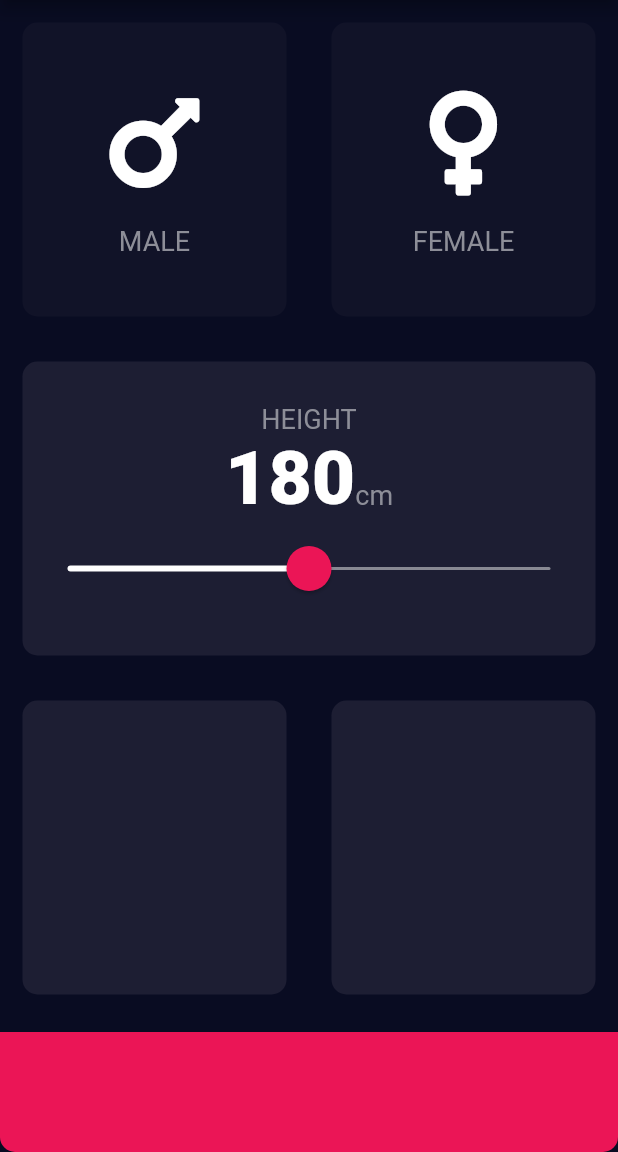
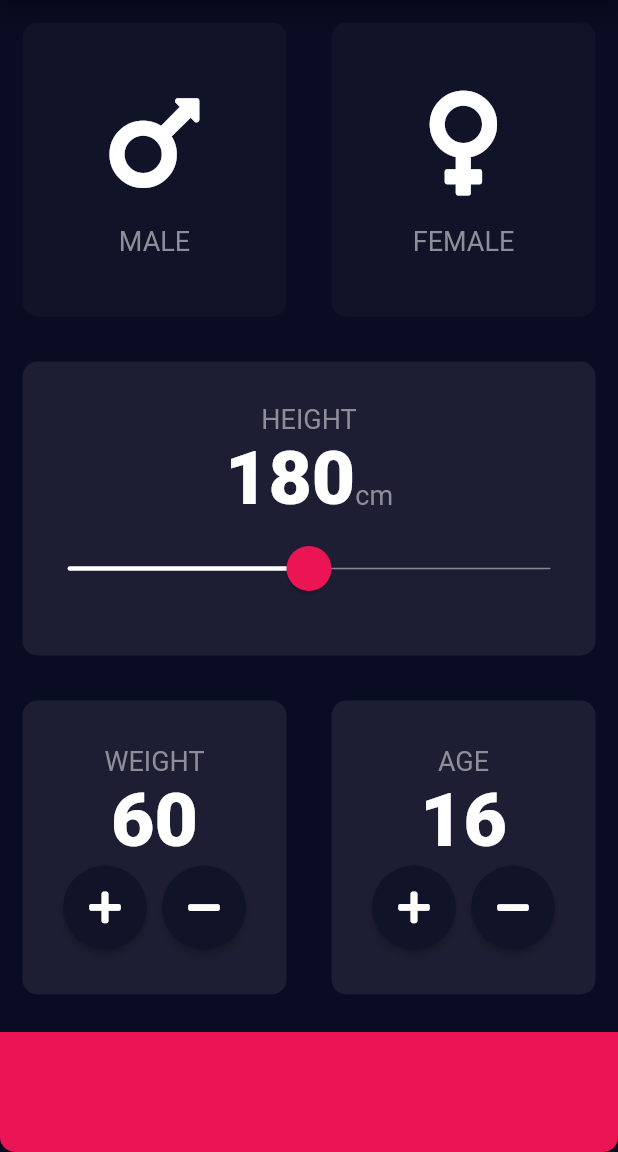
Before and after one commit to mozesnjoroge/Flutter-BMI-Calculator, a Flutter app: the screen it shows after launch, on a phone screen of 412 x 824 dp, the part 84-1236 px from its top. Run offline on Flutter 3.47's test engine with Material 2 defaults, Android fonts, the phone set to English and light mode, and no system bars; our stand-ins replace font_awesome_flutter.

Commit message:
Completed input page

```diff
--- a/lib/input_page.dart
+++ b/lib/input_page.dart
@@ -1,3 +1,4 @@
+import 'package:bmi_calculator/main.dart';
 import 'package:flutter/material.dart';
 import 'package:flutter/widgets.dart';
 import 'package:font_awesome_flutter/font_awesome_flutter.dart';
@@ -18,6 +19,8 @@ class InputPage extends StatefulWidget {
 class _InputPageState extends State<InputPage> {
   Gender selectedGender;
   int height = 180;
+  int weight = 60;
+  int age = 16;
 
   @override
   Widget build(BuildContext context) {
@@ -42,7 +45,7 @@ class _InputPageState extends State<InputPage> {
                     customColor: selectedGender == Gender.male
                         ? kActiveCardColor
                         : kInactiveCardColor,
-                    childCard: IconContent(
+                    cardChild: IconContent(
                       cardIcon: FontAwesomeIcons.mars,
                       cardText: 'MALE',
                     ),
@@ -59,7 +62,7 @@ class _InputPageState extends State<InputPage> {
                     customColor: selectedGender == Gender.female
                         ? kActiveCardColor
                         : kInactiveCardColor,
-                    childCard: IconContent(
+                    cardChild: IconContent(
                       cardText: 'FEMALE',
                       cardIcon: FontAwesomeIcons.venus,
                     ),
@@ -71,7 +74,7 @@ class _InputPageState extends State<InputPage> {
           Expanded(
             child: ReusableCard(
               customColor: kActiveCardColor,
-              childCard: Column(
+              cardChild: Column(
                 mainAxisAlignment: MainAxisAlignment.center,
                 children: [
                   Text(
@@ -103,7 +106,7 @@ class _InputPageState extends State<InputPage> {
                           RoundSliderOverlayShape(overlayRadius: 30.0),
                       activeTrackColor: Colors.white,
                       inactiveTrackColor: Color(0XFF888993),
-                      trackHeight: 2.0,
+                      trackHeight: 1.0,
                     ),
                     child: Slider(
                         value: height.toDouble(),
@@ -125,11 +128,78 @@ class _InputPageState extends State<InputPage> {
                 Expanded(
                   child: ReusableCard(
                     customColor: kActiveCardColor,
+                    cardChild: Column(
+                      mainAxisAlignment: MainAxisAlignment.center,
+                      children: [
+                        Text(
+                          'WEIGHT',
+                          style: kCardTextStyle,
+                        ),
+                        Text(
+                          weight.toString(),
+                          style: kCardNumberStyle,
+                        ),
+                        Row(
+                          mainAxisAlignment: MainAxisAlignment.center,
+                          children: [
+                            RoundIconButton(
+                                icon: FontAwesomeIcons.plus,
+                                onTap: () {
+                                  setState(() {
+                                    weight++;
+                                  });
+                                }),
+                            SizedBox(width: 10),
+                            RoundIconButton(
+                              icon: FontAwesomeIcons.minus,
+                              onTap: () {
+                                setState(() {
+                                  weight--;
+                                });
+                              },
+                            ),
+                          ],
+                        ),
+                      ],
+                    ),
                   ),
                 ),
                 Expanded(
                   child: ReusableCard(
                     customColor: kActiveCardColor,
+                    cardChild: Column(
+                      mainAxisAlignment: MainAxisAlignment.center,
+                      children: [
+                        Text(
+                          'AGE',
+                          style: kCardTextStyle,
+                        ),
+                        Text(
+                          age.toString(),
+                          style: kCardNumberStyle,
+                        ),
+                        Row(
+                          mainAxisAlignment: MainAxisAlignment.center,
+                          children: [
+                            RoundIconButton(
+                                icon: FontAwesomeIcons.plus,
+                                onTap: () {
+                                  setState(() {
+                                    age++;
+                                  });
+                                }),
+                            SizedBox(width: 10.0),
+                            RoundIconButton(
+                                icon: FontAwesomeIcons.minus,
+                                onTap: () {
+                                  setState(() {
+                                    age--;
+                                  });
+                                }),
+                          ],
+                        )
+                      ],
+                    ),
                   ),
                 ),
               ],
@@ -153,3 +223,20 @@ class _InputPageState extends State<InputPage> {
     );
   }
 }
+
+class RoundIconButton extends StatelessWidget {
+  RoundIconButton({@required this.icon, @required this.onTap});
+  final IconData icon;
+  final Function onTap;
+
+  @override
+  Widget build(BuildContext context) {
+    return RawMaterialButton(
+      onPressed: onTap,
+      child: Icon(icon),
+      constraints: BoxConstraints.tightFor(width: 56.0, height: 56.0),
+      fillColor: Color(0xFF111328),
+      shape: CircleBorder(),
+    );
+  }
+}
--- a/lib/reusable_card.dart
+++ b/lib/reusable_card.dart
@@ -2,16 +2,16 @@ import 'package:flutter/material.dart';
 import 'icon_constants.dart';
 
 class ReusableCard extends StatelessWidget {
-  ReusableCard({@required this.customColor, this.childCard, this.onPress});
+  ReusableCard({@required this.customColor, this.cardChild, this.onPress});
   final Color customColor;
-  final Widget childCard;
+  final Widget cardChild;
   final Function onPress;
   @override
   Widget build(BuildContext context) {
     return GestureDetector(
       onTap: onPress,
       child: Container(
-        child: childCard,
+        child: cardChild,
         margin: EdgeInsets.all(15.0),
         decoration: BoxDecoration(
           color: customColor,
```
